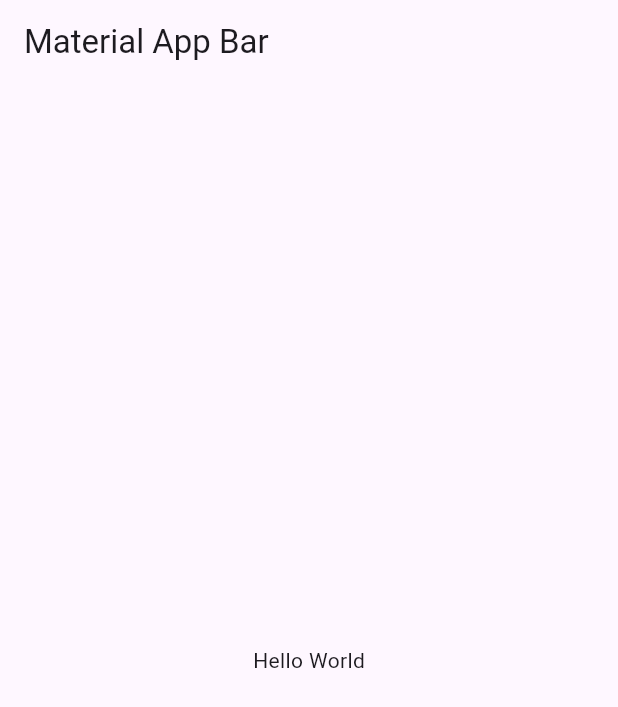
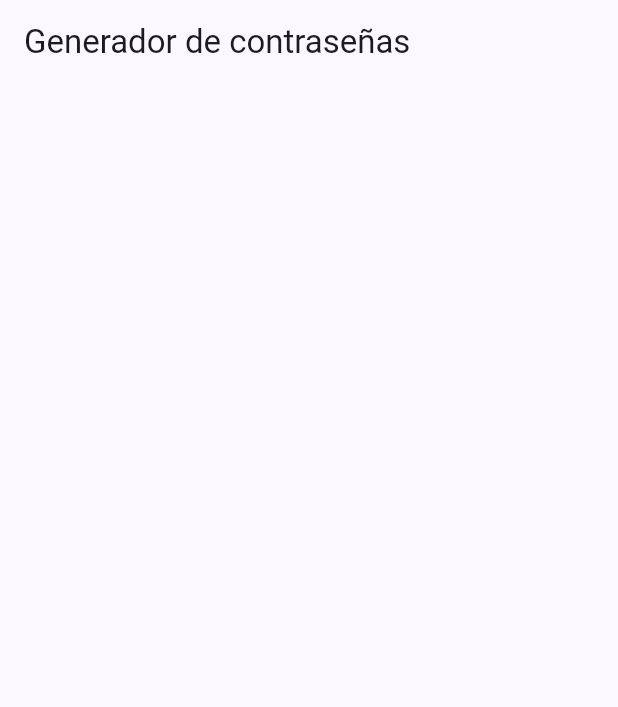
Before and after one commit to victortelles/Flutter-pass_generator, a Flutter app: the screen it shows after launch, on a phone screen of 412 x 824 dp. Shown: the top 707 px of the screen. Run offline on Flutter 3.47's test engine with Material 3 defaults, Android fonts, the light colour scheme and no system bars.

Commit message:
Estructura simple del proyecto + Funcionalidad para generar las contraseñas

```diff
--- a/lib/main.dart
+++ b/lib/main.dart
@@ -1,4 +1,8 @@
+//Proyecto: Generacion de contraseñas-Diferentes tamaños de caracteres.
+//Libreria de random
+import 'dart:math';
 import 'package:flutter/material.dart';
+import 'package:flutter/services.dart';
 
 void main() => runApp(const MyApp());
 
@@ -8,15 +12,70 @@ class MyApp extends StatelessWidget {
   @override
   Widget build(BuildContext context) {
     return MaterialApp(
-      title: 'Material App',
-      home: Scaffold(
-        appBar: AppBar(
-          title: const Text('Material App Bar'),
+      theme: ThemeData(
+        colorScheme: ColorScheme.fromSeed(
+          seedColor: const Color.fromARGB(255, 117, 135, 237),
         ),
-        body: const Center(
-          child: Text('Hello World'),
+      ),
+      //Contenido
+      home: HomePage(),
+    );
+  }
+}
+
+class HomePage extends StatefulWidget {
+  const HomePage({super.key});
+
+  @override
+  State<HomePage> createState() => _HomePageState();
+}
+
+class _HomePageState extends State<HomePage> {
+  //Lista de longitud de caracteres
+  final List<int> passwordLengths = [8, 12, 16, 20, 24, 28, 32, 36, 40];
+
+  //Mapa para almacenar las contraseñas generadas
+  final Map<int, String> passwords = {};
+
+  @override
+  void initState() {
+    super.initState();
+
+    //Inicializar valores por default
+    for (var lengh in passwordLengths) {
+      passwords[lengh] = 'Contraseñas sin guardar';
+    }
+  }
+
+  //Esqueleto
+  @override
+  Widget build(BuildContext context) {
+    return Scaffold(
+      appBar: AppBar(
+        title: const Text('Generador de contraseñas'),
+      ),
+      //Contenido
+      body: Padding(
+        padding: const EdgeInsets.all(16.0),
+        child: Column(
+          crossAxisAlignment: CrossAxisAlignment.stretch,
+          children: [
+            Expanded(
+              //Widget ListView
+              child: ListView(
+                //Implementar la logica
+
+              ),
+            ),
+          ],
         ),
       ),
     );
   }
+    //Funcion para generar la contraseña
+    String generarPassword(int charsNum) {
+    return String.fromCharCodes(
+      List.generate(charsNum, (index) => Random().nextInt(48) + 60),
+    );
+  }
 }
```
